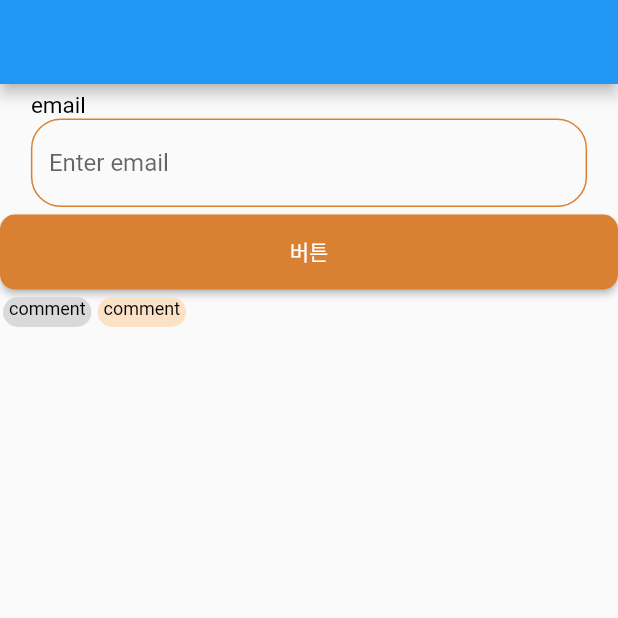
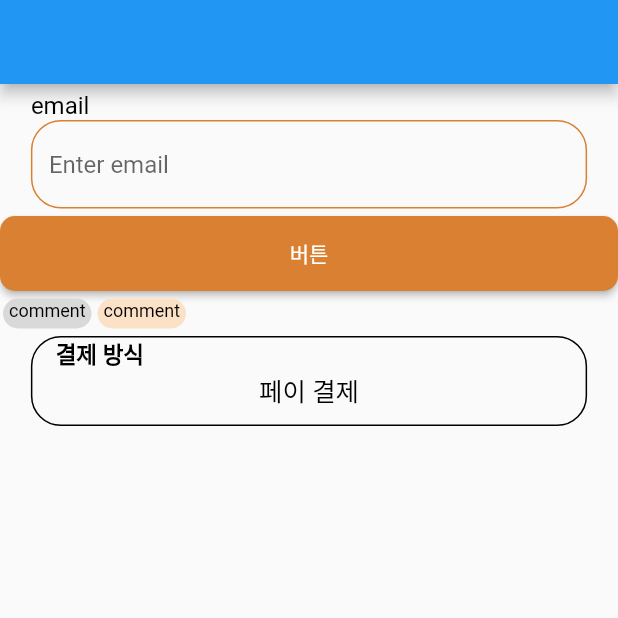
Before and after one commit to S-Sojung/group-buying-frontend, a Flutter app: the screen it shows after launch, on a phone screen of 412 x 824 dp, the top half of it. Run offline on Flutter 3.47's test engine with Material 2 defaults, Android fonts, the phone set to English and light mode, and no system bars; our stand-ins replace dio, flutter_riverpod, flutter_secure_storage, logger, validators; Roboto replaces fonts that are missing (HallymGothic).

Commit message:
Feat: donut label round textbox 생성, Refactor: textStyle 수정

```diff
--- a/lib/core/constants/style.dart
+++ b/lib/core/constants/style.dart
@@ -44,7 +44,7 @@ TextStyle callout({Color mColor = Colors.black}) {
 }
 
 TextStyle subHead({Color mColor = Colors.black}) {
-  return TextStyle(fontSize: 15, color: mColor);
+  return TextStyle(fontSize: 15, fontWeight: FontWeight.bold, color: mColor);
 }
 TextStyle footnote({Color mColor = Colors.black}) {
   return TextStyle(fontSize: 13, color: mColor);
--- a/lib/main.dart
+++ b/lib/main.dart
@@ -1,6 +1,7 @@
 import 'package:donut/core/constants/style.dart';
 import 'package:donut/core/utils/validator_util.dart';
 import 'package:donut/views/components/donut_button.dart';
+import 'package:donut/views/components/donut_label_round_textbox.dart';
 import 'package:donut/views/components/donut_round_tag.dart';
 import 'package:donut/views/components/donut_text_form_field.dart';
 import 'package:flutter/material.dart';
@@ -41,8 +42,8 @@ class HomePage extends StatelessWidget {
             children: [
               DonutRoundTag("comment"),
               DonutRoundTag("comment",code: "1",)],
-          )
-
+          ),
+          DonutLabelRoundTextbox()
         ],
       )
     );
--- /dev/null
+++ b/lib/views/components/donut_label_round_textbox.dart
@@ -0,0 +1,25 @@
+import 'package:donut/core/constants/size.dart';
+import 'package:donut/core/constants/style.dart';
+import 'package:flutter/material.dart';
+
+class DonutLabelRoundTextbox extends StatelessWidget {
+  const DonutLabelRoundTextbox({Key? key}) : super(key: key);
+
+  @override
+  Widget build(BuildContext context) {
+    return Container(
+      height: 60,
+      width: getScreenWidth(context)*0.9,
+      decoration: BoxDecoration(
+        border: Border.all(),
+        borderRadius: BorderRadius.circular(20)
+      ),
+      child: Column(
+        children: [
+          Align(alignment:Alignment(-0.9, 0),child: Text("결제 방식",style: subHead(),)),
+          Text("페이 결제",style: bodyText(),),
+        ],
+      ),
+    );
+  }
+}
--- a/lib/views/components/donut_text_form_field.dart
+++ b/lib/views/components/donut_text_form_field.dart
@@ -23,7 +23,7 @@ class DonutTextFormField extends StatelessWidget {
       child: Column(
         crossAxisAlignment:  CrossAxisAlignment.start,
         children: [
-          Text("${title}",style: subHead(),),
+          Text("${title}",style: callout(),),
           TextFormField(
             controller: controller,
             validator: funValidator,
```
Also changed, not shown: 1 other file.
